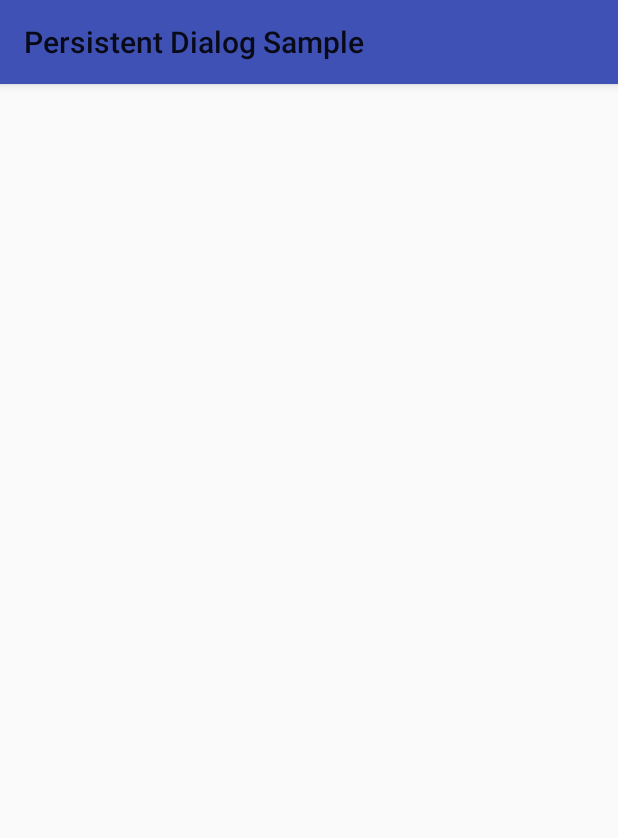
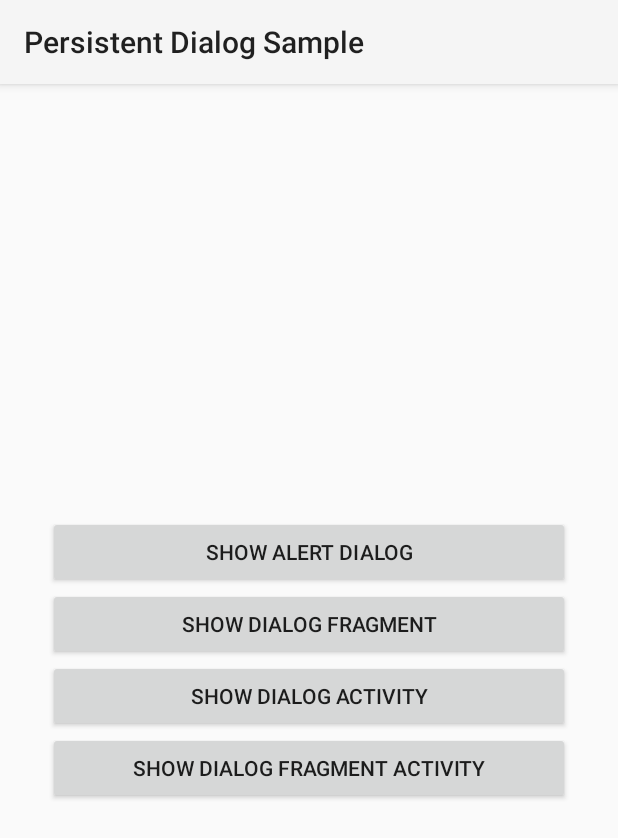
Before and after one commit to mrhabibi/autonomous-dialog, an Android app: the screen it shows after launch (MainActivity), on a phone screen of 412 x 824 dp. Shown: the top 838 px of the screen. Run offline under Robolectric (Android 15) with nearby library versions, the phone set to English and light mode, and no system bars.

Commit message:
bug fix when restoring fragment on JB + add some samples

```diff
--- a/persistent-dialog/src/main/java/com/mrhabibi/persistentdialog/PersistentDialog.java
+++ b/persistent-dialog/src/main/java/com/mrhabibi/persistentdialog/PersistentDialog.java
@@ -4,7 +4,6 @@ import android.app.Activity;
 import android.content.Context;
 import android.content.ContextWrapper;
 import android.content.Intent;
-import android.os.Build;
 import android.os.Bundle;
 import android.support.annotation.NonNull;
 import android.support.annotation.Nullable;
@@ -12,7 +11,6 @@ import android.support.annotation.StyleRes;
 import android.support.v4.app.ActivityCompat;
 import android.support.v4.app.Fragment;
 import android.support.v4.content.ContextCompat;
-import android.util.Log;
 
 import com.mrhabibi.persistentdialog.utils.DialogUtils;
 import com.mrhabibi.persistentdialog.utils.FragmentPasser;
--- /dev/null
+++ b/persistent-dialog/src/main/res/layout/activity_dialog.xml
@@ -0,0 +1,4 @@
+<FrameLayout xmlns:android="http://schemas.android.com/apk/res/android"
+    android:id="@+id/fragment_container"
+    android:layout_width="match_parent"
+    android:layout_height="match_parent" />
--- a/sample/src/main/java/com/mrhabibi/persistentdialog/sample/MainActivity.java
+++ b/sample/src/main/java/com/mrhabibi/persistentdialog/sample/MainActivity.java
@@ -1,7 +1,13 @@
 package com.mrhabibi.persistentdialog.sample;
 
+import android.support.v4.app.DialogFragment;
 import android.support.v7.app.AppCompatActivity;
 import android.os.Bundle;
+import android.view.View;
+import android.widget.Button;
+
+import com.mrhabibi.persistentdialog.PersistentDialog;
+import com.mrhabibi.persistentdialog.wrapper.BasicDialogWrapper;
 
 public class MainActivity extends AppCompatActivity {
 
@@ -9,5 +15,49 @@ public class MainActivity extends AppCompatActivity {
     protected void onCreate(Bundle savedInstanceState) {
         super.onCreate(savedInstanceState);
         setContentView(R.layout.activity_main);
+
+        Button buttonAlertDialog = (Button) findViewById(R.id.button_alertdialog);
+        Button buttonDialogFragment = (Button) findViewById(R.id.button_dialogfragment);
+        Button buttonDialogActivity = (Button) findViewById(R.id.button_dialogactivity);
+        Button buttonDialogFragmentActivity = (Button) findViewById(R.id.button_dialogfragmentactivity);
+
+        buttonAlertDialog.setOnClickListener(new View.OnClickListener() {
+            @Override
+            public void onClick(View view) {
+                PersistentDialog.builder(MainActivity.this)
+                        .setContent(BasicDialogWrapper.newBuilder()
+                                .message("Sample message")
+                                .positiveText("OK")
+                                .build())
+                        .show();
+            }
+        });
+
+        buttonDialogFragment.setOnClickListener(new View.OnClickListener() {
+            @Override
+            public void onClick(View view) {
+                PersistentDialog.builder(MainActivity.this)
+                        .setContent(new SampleDialogFragment())
+                        .show();
+            }
+        });
+
+        buttonDialogActivity.setOnClickListener(new View.OnClickListener() {
+            @Override
+            public void onClick(View view) {
+                PersistentDialog.builder(MainActivity.this)
+                        .setContent(SampleDialogActivity.class, null)
+                        .show();
+            }
+        });
+
+        buttonDialogFragmentActivity.setOnClickListener(new View.OnClickListener() {
+            @Override
+            public void onClick(View view) {
+                PersistentDialog.builder(MainActivity.this)
+                        .setContent(SampleDialogFragmentActivity.class, new SampleDialogFragment())
+                        .show();
+            }
+        });
     }
 }
--- a/sample/src/main/res/layout/activity_main.xml
+++ b/sample/src/main/res/layout/activity_main.xml
@@ -1,6 +1,33 @@
 <?xml version="1.0" encoding="utf-8"?>
 <LinearLayout xmlns:android="http://schemas.android.com/apk/res/android"
     android:layout_width="match_parent"
-    android:layout_height="match_parent">
+    android:layout_height="match_parent"
+    android:gravity="center"
+    android:orientation="vertical"
+    android:padding="32dp">
+
+    <Button
+        android:id="@+id/button_alertdialog"
+        android:layout_width="match_parent"
+        android:layout_height="wrap_content"
+        android:text="Show Alert Dialog" />
+
+    <Button
+        android:id="@+id/button_dialogfragment"
+        android:layout_width="match_parent"
+        android:layout_height="wrap_content"
+        android:text="Show Dialog Fragment" />
+
+    <Button
+        android:id="@+id/button_dialogactivity"
+        android:layout_width="match_parent"
+        android:layout_height="wrap_content"
+        android:text="Show Dialog Activity" />
+
+    <Button
+        android:id="@+id/button_dialogfragmentactivity"
+        android:layout_width="match_parent"
+        android:layout_height="wrap_content"
+        android:text="Show Dialog Fragment Activity" />
 
 </LinearLayout>
```
Also changed, not shown: persistent-dialog/src/main/java/com/mrhabibi/persistentdialog/DialogActivity.java (+28 -13 lines), persistent-dialog/src/main/java/com/mrhabibi/persistentdialog/utils/FragmentPasser.java (+7 -2 lines), persistent-dialog/src/main/res/layout/dialog_activity.xml (deleted, +0 -10 lines), sample/src/main/AndroidManifest.xml (+17 -3 lines), sample/src/main/java/com/mrhabibi/persistentdialog/sample/SampleDialogActivity.java (added, +15 -0 lines), sample/src/main/java/com/mrhabibi/persistentdialog/sample/SampleDialogFragment.java (added, +21 -0 lines), sample/src/main/java/com/mrhabibi/persistentdialog/sample/SampleDialogFragmentActivity.java (added, +20 -0 lines), sample/src/main/res/layout/activity_sample_dialog.xml (added, +13 -0 lines), sample/src/main/res/layout/activity_sample_dialog_fragment.xml (added, +19 -0 lines), sample/src/main/res/layout/fragment_sample_dialog.xml (added, +13 -0 lines), 2 other files.
